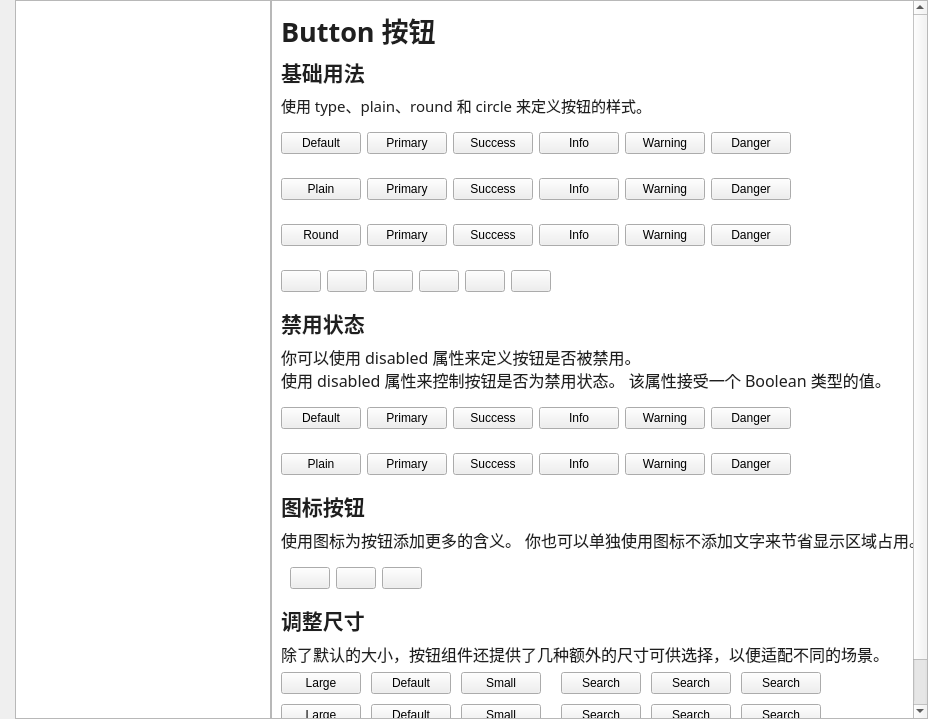
Before: the Qt Designer form ui/Main_ui.ui in jimmy-moqin/QtElementUI, drawn with Qt 5.
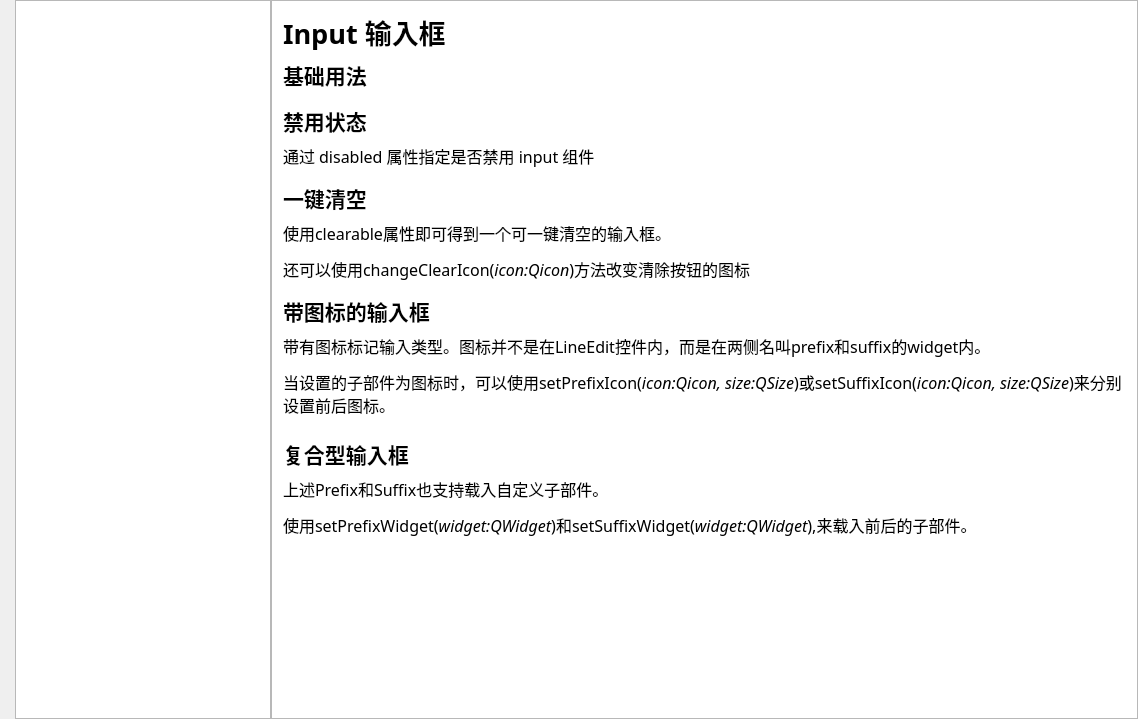
After: the same form once the commit is applied. Custom widgets are drawn as their Qt base class.

Commit message: finished ElInput and Start ElLabel

Patch:
```diff
--- a/ui/Main_ui.ui
+++ b/ui/Main_ui.ui
@@ -6,7 +6,7 @@
    <rect>
     <x>0</x>
     <y>0</y>
-    <width>928</width>
+    <width>1138</width>
     <height>719</height>
    </rect>
   </property>
@@ -30,23 +30,21 @@
     <number>0</number>
    </property>
    <item>
-    <widget class="ElListWidget" name="leftListWidget"/>
+    <widget class="ElCatalog" name="leftCatalog"/>
    </item>
    <item>
-    <widget class="QStackedWidget" name="previewStackedWidget">
+    <widget class="QStackedWidget" name="StackedWidget">
      <property name="styleSheet">
       <string notr="true">#previewStackedWidget{background-color: rgb(255, 255, 255);}</string>
      </property>
      <property name="currentIndex">
-      <number>0</number>
+      <number>2</number>
      </property>
      <widget class="QWidget" name="Buttons">
-      <property name="styleSheet">
-       <string notr="true">.QLabel{
-	color:rgb(31, 31, 31);
-}</string>
-      </property>
       <layout class="QVBoxLayout" name="verticalLayout_2">
+       <property name="spacing">
+        <number>0</number>
+       </property>
        <property name="leftMargin">
         <number>0</number>
        </property>
@@ -70,9 +68,9 @@
          <widget class="QWidget" name="scrollAreaWidgetContents_5">
           <property name="geometry">
            <rect>
-            <x>-192</x>
+            <x>0</x>
             <y>0</y>
-            <width>826</width>
+            <width>844</width>
             <height>934</height>
            </rect>
           </property>
@@ -859,7 +857,306 @@
        </item>
       </layout>
      </widget>
-     <widget class="QWidget" name="previewStackedWidgetPage2"/>
+     <widget class="QWidget" name="Catalog">
+      <layout class="QVBoxLayout" name="verticalLayout_3">
+       <item>
+        <widget class="QLabel" name="label_10">
+         <property name="font">
+          <font>
+           <family>思源黑体 CN</family>
+           <pointsize>20</pointsize>
+           <weight>75</weight>
+           <bold>true</bold>
+          </font>
+         </property>
+         <property name="text">
+          <string>Catalog 目录</string>
+         </property>
+        </widget>
+       </item>
+       <item>
+        <widget class="QLabel" name="label_11">
+         <property name="font">
+          <font>
+           <family>思源黑体 CN</family>
+           <pointsize>12</pointsize>
+          </font>
+         </property>
+         <property name="text">
+          <string>&lt;html&gt;&lt;head/&gt;&lt;body&gt;&lt;p&gt;这是一个自定义的目录控件, 用于显示简单的2层目录结构;其中level为1的项不可选择,不可点击,为大标题,且字体加粗;level为2的项可选择,可点击,为小标题,且字体不加粗;如果需要显示更多层次的目录结构,建议使用其他控件.&lt;/p&gt;&lt;/body&gt;&lt;/html&gt;</string>
+         </property>
+         <property name="wordWrap">
+          <bool>true</bool>
+         </property>
+        </widget>
+       </item>
+       <item>
+        <widget class="ElCatalog" name="CatalogExample"/>
+       </item>
+      </layout>
+     </widget>
+     <widget class="QWidget" name="Input">
+      <property name="sizePolicy">
+       <sizepolicy hsizetype="Expanding" vsizetype="Expanding">
+        <horstretch>0</horstretch>
+        <verstretch>0</verstretch>
+       </sizepolicy>
+      </property>
+      <layout class="QVBoxLayout" name="verticalLayout_4">
+       <property name="spacing">
+        <number>0</number>
+       </property>
+       <property name="leftMargin">
+        <number>0</number>
+       </property>
+       <property name="topMargin">
+        <number>0</number>
+       </property>
+       <property name="rightMargin">
+        <number>0</number>
+       </property>
+       <property name="bottomMargin">
+        <number>0</number>
+       </property>
+       <item>
+        <widget class="QScrollArea" name="scrollArea">
+         <property name="horizontalScrollBarPolicy">
+          <enum>Qt::ScrollBarAlwaysOff</enum>
+         </property>
+         <property name="widgetResizable">
+          <bool>true</bool>
+         </property>
+         <widget class="QWidget" name="scrollAreaWidgetContents">
+          <property name="geometry">
+           <rect>
+            <x>0</x>
+            <y>-123</y>
+            <width>844</width>
+            <height>840</height>
+           </rect>
+          </property>
+          <property name="styleSheet">
+           <string notr="true">#scrollAreaWidgetContents{
+	
+	background-color: rgb(255, 255, 255);
+}</string>
+          </property>
+          <layout class="QVBoxLayout" name="verticalLayout_5">
+           <property name="spacing">
+            <number>7</number>
+           </property>
+           <property name="leftMargin">
+            <number>11</number>
+           </property>
+           <property name="topMargin">
+            <number>11</number>
+           </property>
+           <property name="rightMargin">
+            <number>11</number>
+           </property>
+           <property name="bottomMargin">
+            <number>11</number>
+           </property>
+           <item>
+            <widget class="QLabel" name="label_12">
+             <property name="font">
+              <font>
+               <family>思源黑体 CN</family>
+               <pointsize>20</pointsize>
+               <weight>75</weight>
+               <bold>true</bold>
+              </font>
+             </property>
+             <property name="text">
+              <string>Input 输入框</string>
+             </property>
+            </widget>
+           </item>
+           <item>
+            <widget class="QLabel" name="label_13">
+             <property name="font">
+              <font>
+               <family>思源黑体 CN</family>
+               <pointsize>16</pointsize>
+               <weight>75</weight>
+               <bold>true</bold>
+              </font>
+             </property>
+             <property name="text">
+              <string>基础用法</string>
+             </property>
+            </widget>
+           </item>
+           <item>
+            <widget class="ElInput" name="BasicInput" native="true">
+             <property name="sizePolicy">
+              <sizepolicy hsizetype="Expanding" vsizetype="Preferred">
+               <horstretch>0</horstretch>
+               <verstretch>0</verstretch>
+              </sizepolicy>
+             </property>
+            </widget>
+           </item>
+           <item>
+            <widget class="QLabel" name="label_14">
+             <property name="font">
+              <font>
+               <family>思源黑体 CN</family>
+               <pointsize>16</pointsize>
+               <weight>75</weight>
+               <bold>true</bold>
+              </font>
+             </property>
+             <property name="text">
+              <string>禁用状态</string>
+             </property>
+            </widget>
+           </item>
+           <item>
+            <widget class="QLabel" name="label_15">
+             <property name="font">
+              <font>
+               <family>思源黑体 CN</family>
+               <pointsize>12</pointsize>
+              </font>
+             </property>
+             <property name="text">
+              <string>通过 disabled 属性指定是否禁用 input 组件</string>
+             </property>
+            </widget>
+           </item>
+           <item>
+            <widget class="ElInput" name="DisabledInput" native="true"/>
+           </item>
+           <item>
+            <widget class="QLabel" name="label_16">
+             <property name="font">
+              <font>
+               <family>思源黑体 CN</family>
+               <pointsize>16</pointsize>
+               <weight>75</weight>
+               <bold>true</bold>
+              </font>
+             </property>
+             <property name="text">
+              <string>一键清空</string>
+             </property>
+            </widget>
+           </item>
+           <item>
+            <widget class="QLabel" name="label_17">
+             <property name="font">
+              <font>
+               <family>思源黑体 CN</family>
+               <pointsize>12</pointsize>
+              </font>
+             </property>
+             <property name="text">
+              <string>&lt;html&gt;&lt;head/&gt;&lt;body&gt;&lt;p&gt;使用clearable属性即可得到一个可一键清空的输入框。&lt;/p&gt;&lt;p&gt;还可以使用changeClearIcon(&lt;span style=&quot; font-style:italic;&quot;&gt;icon:Qicon&lt;/span&gt;)方法改变清除按钮的图标&lt;/p&gt;&lt;/body&gt;&lt;/html&gt;</string>
+             </property>
+            </widget>
+           </item>
+           <item>
+            <widget class="ElInput" name="ClearableInput" native="true"/>
+           </item>
+           <item>
+            <widget class="QLabel" name="label_18">
+             <property name="font">
+              <font>
+               <family>思源黑体 CN</family>
+               <pointsize>16</pointsize>
+               <weight>75</weight>
+               <bold>true</bold>
+              </font>
+             </property>
+             <property name="text">
+              <string>带图标的输入框</string>
+             </property>
+            </widget>
+           </item>
+           <item>
+            <widget class="QLabel" name="label_19">
+             <property name="font">
+              <font>
+               <family>思源黑体 CN</family>
+               <pointsize>12</pointsize>
+              </font>
+             </property>
+             <property name="text">
+              <string>&lt;html&gt;&lt;head/&gt;&lt;body&gt;&lt;p&gt;带有图标标记输入类型。图标并不是在LineEdit控件内，而是在两侧名叫prefix和suffix的widget内。&lt;/p&gt;&lt;p&gt;当设置的子部件为图标时，可以使用setPrefixIcon(&lt;span style=&quot; font-style:italic;&quot;&gt;icon:Qicon, size:QSize&lt;/span&gt;)或setSuffixIcon(&lt;span style=&quot; font-style:italic;&quot;&gt;icon:Qicon, size:QSize&lt;/span&gt;)来分别设置前后图标。&lt;/p&gt;&lt;/body&gt;&lt;/html&gt;</string>
+             </property>
+             <property name="wordWrap">
+              <bool>true</bool>
+             </property>
+            </widget>
+           </item>
+           <item>
+            <widget class="ElInput" name="IconInputLeft" native="true"/>
+           </item>
+           <item>
+            <widget class="ElInput" name="IconInputRight" native="true"/>
+           </item>
+           <item>
+            <widget class="QLabel" name="label_20">
+             <property name="font">
+              <font>
+               <family>思源黑体 CN</family>
+               <pointsize>16</pointsize>
+               <weight>75</weight>
+               <bold>true</bold>
+              </font>
+             </property>
+             <property name="text">
+              <string>复合型输入框</string>
+             </property>
+            </widget>
+           </item>
+           <item>
+            <widget class="QLabel" name="label_21">
+             <property name="font">
+              <font>
+               <family>思源黑体 CN</family>
+              </font>
+             </property>
+             <property name="text">
+              <string>&lt;html&gt;&lt;head/&gt;&lt;body&gt;&lt;p&gt;&lt;span style=&quot; font-size:12pt;&quot;&gt;上述Prefix和Suffix也支持载入自定义子部件。&lt;/span&gt;&lt;/p&gt;&lt;p&gt;&lt;span style=&quot; font-size:12pt;&quot;&gt;使用setPrefixWidget(&lt;/span&gt;&lt;span style=&quot; font-size:12pt; font-style:italic;&quot;&gt;widget:QWidget&lt;/span&gt;&lt;span style=&quot; font-size:12pt;&quot;&gt;)和setSuffixWidget(&lt;/span&gt;&lt;span style=&quot; font-size:12pt; font-style:italic;&quot;&gt;widget:QWidget&lt;/span&gt;&lt;span style=&quot; font-size:12pt;&quot;&gt;),来载入前后的子部件。&lt;/span&gt;&lt;/p&gt;&lt;/body&gt;&lt;/html&gt;</string>
+             </property>
+             <property name="wordWrap">
+              <bool>true</bool>
+             </property>
+            </widget>
+           </item>
+           <item>
+            <widget class="ElInput" name="ComplexInput_1" native="true"/>
+           </item>
+           <item>
+            <widget class="ElInput" name="ComplexInput_2" native="true"/>
+           </item>
+           <item>
+            <widget class="ElInput" name="ComplexInput_3" native="true"/>
+           </item>
+           <item>
+            <spacer name="verticalSpacer">
+             <property name="orientation">
+              <enum>Qt::Vertical</enum>
+             </property>
+             <property name="sizeType">
+              <enum>QSizePolicy::Expanding</enum>
+             </property>
+             <property name="sizeHint" stdset="0">
+              <size>
+               <width>20</width>
+               <height>40</height>
+              </size>
+             </property>
+            </spacer>
+           </item>
+          </layout>
+         </widget>
+        </widget>
+       </item>
+      </layout>
+     </widget>
     </widget>
    </item>
   </layout>
@@ -871,9 +1168,15 @@
    <header>components.elbutton.h</header>
   </customwidget>
   <customwidget>
-   <class>ElListWidget</class>
+   <class>ElCatalog</class>
    <extends>QListWidget</extends>
-   <header>components.ellistwidget.h</header>
+   <header>components.elcatalog.h</header>
+  </customwidget>
+  <customwidget>
+   <class>ElInput</class>
+   <extends>QWidget</extends>
+   <header>components.elinput.h</header>
+   <container>1</container>
   </customwidget>
  </customwidgets>
  <resources>
```
The commit also changes 26 other files.
